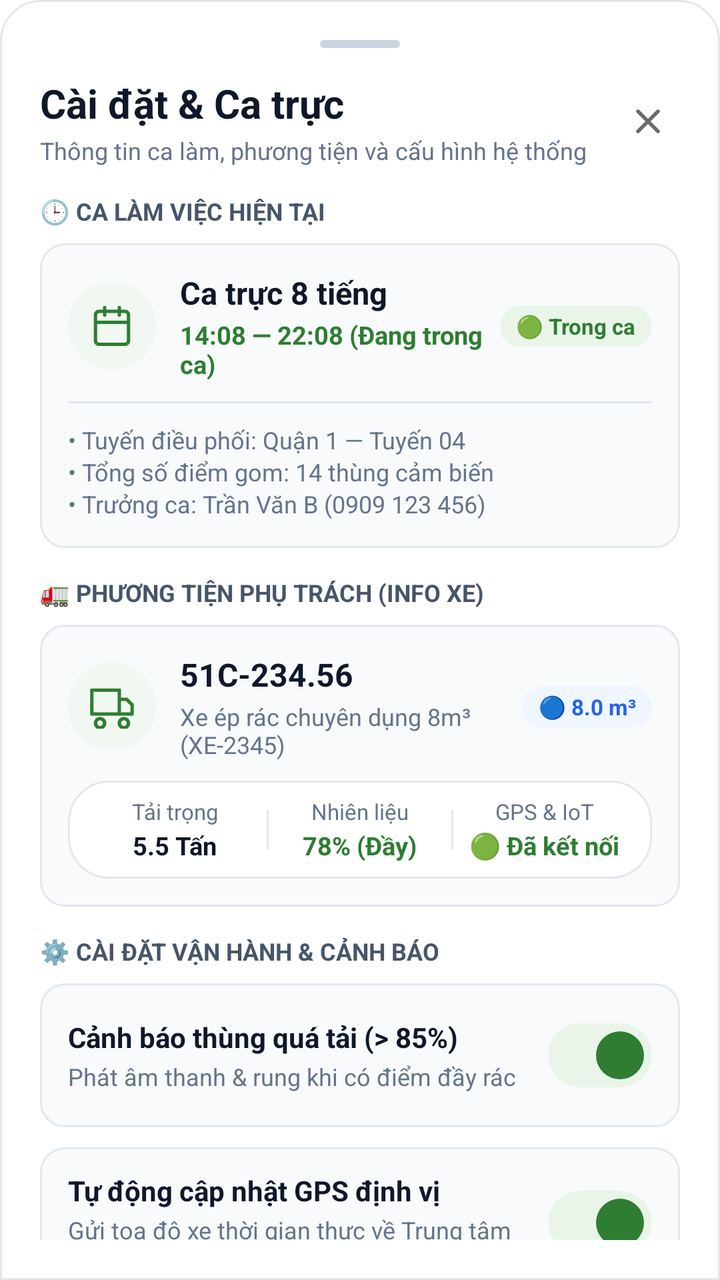
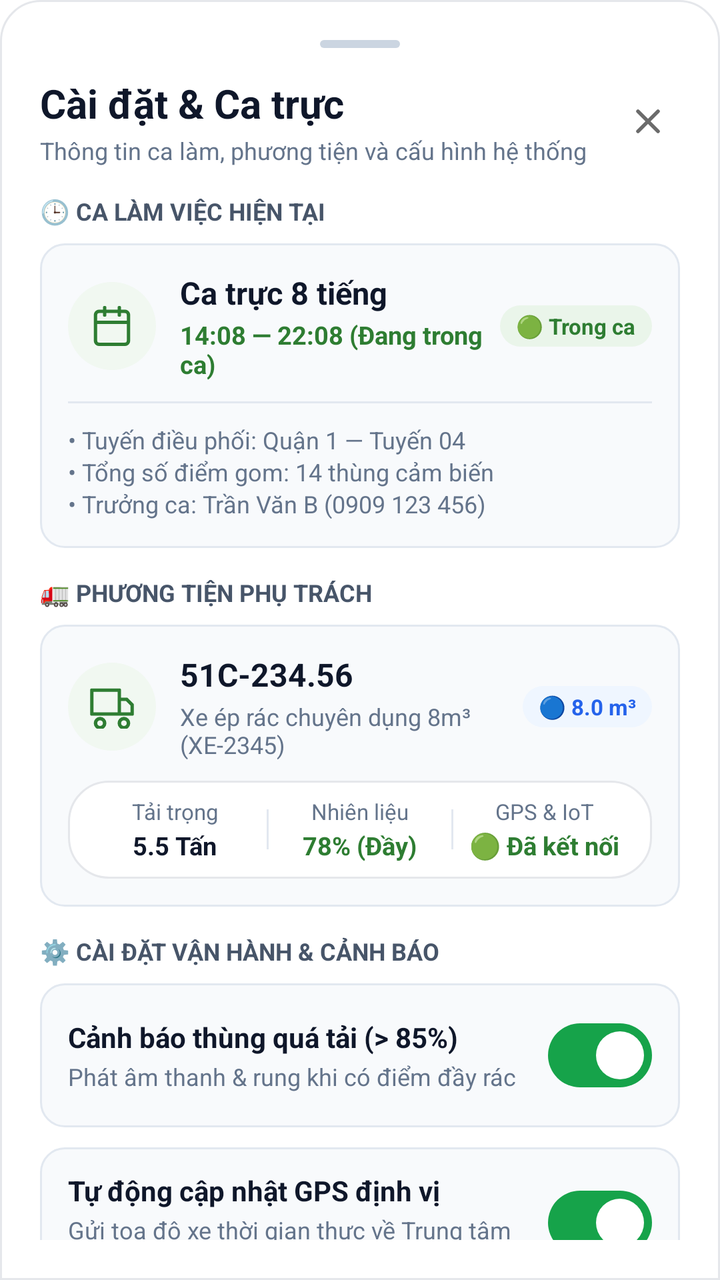

Screens rendered from an Android XML layout before and after an edit, with the pre-edit source and the edit as a unified diff.
<!-- AndroidManifest.xml: application theme Theme.App_Smart_Waste -->
<!-- res/layout/dialog_system_settings.xml -->
<?xml version="1.0" encoding="utf-8"?>
<LinearLayout xmlns:android="http://schemas.android.com/apk/res/android"
    xmlns:app="http://schemas.android.com/apk/res-auto"
    android:layout_width="match_parent"
    android:layout_height="wrap_content"
    android:background="@drawable/bg_bottom_sheet_rounded"
    android:orientation="vertical"
    android:padding="20dp">

    
    <View
        android:layout_width="40dp"
        android:layout_height="4dp"
        android:layout_gravity="center_horizontal"
        android:layout_marginBottom="14dp"
        android:background="@drawable/bg_role_badge_pill"
        android:backgroundTint="#CBD5E1" />

    
    <LinearLayout
        android:layout_width="match_parent"
        android:layout_height="wrap_content"
        android:gravity="center_vertical"
        android:orientation="horizontal">

        <LinearLayout
            android:layout_width="0dp"
            android:layout_height="wrap_content"
            android:layout_weight="1"
            android:orientation="vertical">

            <TextView
                android:layout_width="wrap_content"
                android:layout_height="wrap_content"
                android:text="Cài đặt &amp; Ca trực"
                android:textColor="@color/profile_text_primary"
                android:textSize="20sp"
                android:textStyle="bold" />

            <TextView
                android:layout_width="wrap_content"
                android:layout_height="wrap_content"
                android:layout_marginTop="2dp"
                android:text="Thông tin ca làm, phương tiện và cấu hình hệ thống"
                android:textColor="@color/profile_text_secondary"
                android:textSize="12sp" />
        </LinearLayout>

        <ImageView
            android:id="@+id/btnCloseSystemSettings"
            android:layout_width="32dp"
            android:layout_height="32dp"
            android:background="?attr/selectableItemBackgroundBorderless"
            android:clickable="true"
            android:contentDescription="Đóng"
            android:focusable="true"
            android:padding="6dp"
            android:src="@drawable/ic_close_gray" />
    </LinearLayout>

    <androidx.core.widget.NestedScrollView
        android:layout_width="match_parent"
        android:layout_height="wrap_content"
        android:layout_marginTop="14dp"
        android:maxHeight="520dp"
        android:overScrollMode="never">

        <LinearLayout
            android:layout_width="match_parent"
            android:layout_height="wrap_content"
            android:orientation="vertical">

            
            <TextView
                android:layout_width="wrap_content"
                android:layout_height="wrap_content"
                android:layout_marginBottom="8dp"
                android:text="🕒 CA LÀM VIỆC HIỆN TẠI"
                android:textColor="@color/navy_600"
                android:textSize="12sp"
                android:textStyle="bold" />

            <LinearLayout
                android:id="@+id/cardSettingShiftInfo"
                android:layout_width="match_parent"
                android:layout_height="wrap_content"
                android:layout_marginBottom="14dp"
                android:background="@drawable/bg_dialog_item_field"
                android:orientation="vertical"
                android:padding="14dp">

                <LinearLayout
                    android:layout_width="match_parent"
                    android:layout_height="wrap_content"
                    android:gravity="center_vertical"
                    android:orientation="horizontal">

                    <FrameLayout
                        android:layout_width="44dp"
                        android:layout_height="44dp"
                        android:background="@drawable/bg_circle_work_info">

                        <ImageView
                            android:layout_width="22dp"
                            android:layout_height="22dp"
                            android:layout_gravity="center"
                            android:contentDescription="Ca làm"
                            android:src="@drawable/ic_calendar_green" />
                    </FrameLayout>

                    <LinearLayout
                        android:layout_width="0dp"
                        android:layout_height="wrap_content"
                        android:layout_marginStart="12dp"
                        android:layout_weight="1"
                        android:orientation="vertical">

                        <TextView
                            android:id="@+id/tvSettingsShiftTitle"
                            android:layout_width="wrap_content"
                            android:layout_height="wrap_content"
                            android:text="Ca trực 8 tiếng"
                            android:textColor="@color/profile_text_primary"
                            android:textSize="15.5sp"
                            android:textStyle="bold" />

                        <TextView
                            android:id="@+id/tvSettingsShiftTime"
                            android:layout_width="wrap_content"
                            android:layout_height="wrap_content"
                            android:layout_marginTop="2dp"
                            android:text="14:08 — 22:08 (Đang trong ca)"
                            android:textColor="@color/profile_green_primary"
                            android:textSize="12.5sp"
                            android:textStyle="bold" />
                    </LinearLayout>

                    <TextView
                        android:id="@+id/badgeSettingsShiftStatus"
                        android:layout_width="wrap_content"
                        android:layout_height="wrap_content"
                        android:background="@drawable/bg_role_badge_pill"
                        android:paddingHorizontal="8dp"
                        android:paddingVertical="3dp"
                        android:text="🟢 Trong ca"
                        android:textColor="@color/profile_green_primary"
                        android:textSize="11sp"
                        android:textStyle="bold" />
                </LinearLayout>

                <View
                    android:layout_width="match_parent"
                    android:layout_height="1dp"
                    android:layout_marginVertical="10dp"
                    android:background="@color/profile_divider" />

                <TextView
                    android:id="@+id/tvSettingsShiftDetail"
                    android:layout_width="match_parent"
                    android:layout_height="wrap_content"
                    android:lineSpacingExtra="2dp"
                    android:text="• Tuyến điều phối: Quận 1 — Tuyến 04\n• Tổng số điểm gom: 14 thùng cảm biến\n• Trưởng ca: Trần Văn B (0909 123 456)"
                    android:textColor="@color/profile_text_secondary"
                    android:textSize="12sp" />
            </LinearLayout>

            
            <TextView
                android:layout_width="wrap_content"
                android:layout_height="wrap_content"
                android:layout_marginBottom="8dp"
                android:text="🚛 PHƯƠNG TIỆN PHỤ TRÁCH (INFO XE)"
                android:textColor="@color/navy_600"
                android:textSize="12sp"
                android:textStyle="bold" />

            <LinearLayout
                android:id="@+id/cardSettingVehicleInfo"
                android:layout_width="match_parent"
                android:layout_height="wrap_content"
                android:layout_marginBottom="14dp"
                android:background="@drawable/bg_dialog_item_field"
                android:orientation="vertical"
                android:padding="14dp">

                <LinearLayout
                    android:layout_width="match_parent"
                    android:layout_height="wrap_content"
                    android:gravity="center_vertical"
                    android:orientation="horizontal">

                    <FrameLayout
                        android:layout_width="44dp"
                        android:layout_height="44dp"
                        android:background="@drawable/bg_circle_work_info">

                        <ImageView
                            android:layout_width="22dp"
                            android:layout_height="22dp"
                            android:layout_gravity="center"
                            android:contentDescription="Xe"
                            android:src="@drawable/ic_truck_green" />
                    </FrameLayout>

                    <LinearLayout
                        android:layout_width="0dp"
                        android:layout_height="wrap_content"
                        android:layout_marginStart="12dp"
                        android:layout_weight="1"
                        android:orientation="vertical">

                        <TextView
                            android:id="@+id/tvSettingsVehiclePlate"
                            android:layout_width="wrap_content"
                            android:layout_height="wrap_content"
                            android:text="51C-234.56"
                            android:textColor="@color/profile_text_primary"
                            android:textSize="16sp"
                            android:textStyle="bold" />

                        <TextView
                            android:id="@+id/tvSettingsVehicleType"
                            android:layout_width="wrap_content"
                            android:layout_height="wrap_content"
                            android:layout_marginTop="2dp"
                            android:text="Xe ép rác chuyên dụng 8m³ (XE-2345)"
                            android:textColor="@color/profile_text_secondary"
                            android:textSize="12sp" />
                    </LinearLayout>

                    <TextView
                        android:layout_width="wrap_content"
                        android:layout_height="wrap_content"
                        android:background="@drawable/bg_role_badge_pill"
                        android:backgroundTint="#EFF6FF"
                        android:paddingHorizontal="8dp"
                        android:paddingVertical="3dp"
                        android:text="🔵 8.0 m³"
                        android:textColor="#2563EB"
                        android:textSize="11sp"
                        android:textStyle="bold" />
                </LinearLayout>

                
                <LinearLayout
                    android:layout_width="match_parent"
                    android:layout_height="wrap_content"
                    android:layout_marginTop="10dp"
                    android:background="@drawable/bg_dialog_card"
                    android:orientation="horizontal"
                    android:padding="8dp">

                    <LinearLayout
                        android:layout_width="0dp"
                        android:layout_height="wrap_content"
                        android:layout_weight="1"
                        android:gravity="center"
                        android:orientation="vertical">

                        <TextView
                            android:layout_width="wrap_content"
                            android:layout_height="wrap_content"
                            android:text="Tải trọng"
                            android:textColor="@color/profile_text_secondary"
                            android:textSize="11sp" />

                        <TextView
                            android:layout_width="wrap_content"
                            android:layout_height="wrap_content"
                            android:layout_marginTop="1dp"
                            android:text="5.5 Tấn"
                            android:textColor="@color/profile_text_primary"
                            android:textSize="12.5sp"
                            android:textStyle="bold" />
                    </LinearLayout>

                    <View
                        android:layout_width="1dp"
                        android:layout_height="20dp"
                        android:layout_gravity="center_vertical"
                        android:background="@color/profile_divider" />

                    <LinearLayout
                        android:layout_width="0dp"
                        android:layout_height="wrap_content"
                        android:layout_weight="1"
                        android:gravity="center"
                        android:orientation="vertical">

                        <TextView
                            android:layout_width="wrap_content"
                            android:layout_height="wrap_content"
                            android:text="Nhiên liệu"
                            android:textColor="@color/profile_text_secondary"
                            android:textSize="11sp" />

                        <TextView
                            android:layout_width="wrap_content"
                            android:layout_height="wrap_content"
                            android:layout_marginTop="1dp"
                            android:text="78% (Đầy)"
                            android:textColor="@color/profile_green_primary"
                            android:textSize="12.5sp"
                            android:textStyle="bold" />
                    </LinearLayout>

                    <View
                        android:layout_width="1dp"
                        android:layout_height="20dp"
                        android:layout_gravity="center_vertical"
                        android:background="@color/profile_divider" />

                    <LinearLayout
                        android:layout_width="0dp"
                        android:layout_height="wrap_content"
                        android:layout_weight="1"
                        android:gravity="center"
                        android:orientation="vertical">

                        <TextView
                            android:layout_width="wrap_content"
                            android:layout_height="wrap_content"
                            android:text="GPS &amp; IoT"
                            android:textColor="@color/profile_text_secondary"
                            android:textSize="11sp" />

                        <TextView
                            android:layout_width="wrap_content"
                            android:layout_height="wrap_content"
                            android:layout_marginTop="1dp"
                            android:text="🟢 Đã kết nối"
                            android:textColor="@color/profile_green_primary"
                            android:textSize="12.5sp"
                            android:textStyle="bold" />
                    </LinearLayout>
                </LinearLayout>
            </LinearLayout>

            
            <TextView
                android:layout_width="wrap_content"
                android:layout_height="wrap_content"
                android:layout_marginBottom="8dp"
                android:text="⚙️ CÀI ĐẶT VẬN HÀNH &amp; CẢNH BÁO"
                android:textColor="@color/navy_600"
                android:textSize="12sp"
                android:textStyle="bold" />

            
            <LinearLayout
                android:layout_width="match_parent"
                android:layout_height="wrap_content"
                android:layout_marginBottom="10dp"
                android:background="@drawable/bg_dialog_item_field"
                android:gravity="center_vertical"
                android:orientation="horizontal"
                android:paddingHorizontal="14dp"
                android:paddingVertical="12dp">

                <LinearLayout
                    android:layout_width="0dp"
                    android:layout_height="wrap_content"
                    android:layout_weight="1"
                    android:orientation="vertical">

                    <TextView
                        android:layout_width="wrap_content"
                        android:layout_height="wrap_content"
                        android:text="Cảnh báo thùng quá tải (> 85%)"
                        android:textColor="@color/profile_text_primary"
                        android:textSize="14sp"
                        android:textStyle="bold" />

                    <TextView
                        android:layout_width="wrap_content"
                        android:layout_height="wrap_content"
                        android:layout_marginTop="2dp"
                        android:text="Phát âm thanh &amp; rung khi có điểm đầy rác"
                        android:textColor="@color/profile_text_secondary"
                        android:textSize="12sp" />
                </LinearLayout>

                <com.google.android.material.materialswitch.MaterialSwitch
                    android:id="@+id/switchOverloadAlert"
                    android:layout_width="wrap_content"
                    android:layout_height="wrap_content"
                    android:checked="true"
                    app:thumbTint="@color/profile_green_primary"
                    app:trackTint="@color/profile_green_light" />
            </LinearLayout>

            
            <LinearLayout
                android:layout_width="match_parent"
                android:layout_height="wrap_content"
                android:layout_marginBottom="10dp"
                android:background="@drawable/bg_dialog_item_field"
                android:gravity="center_vertical"
                android:orientation="horizontal"
                android:paddingHorizontal="14dp"
                android:paddingVertical="12dp">

                <LinearLayout
                    android:layout_width="0dp"
                    android:layout_height="wrap_content"
                    android:layout_weight="1"
                    android:orientation="vertical">

                    <TextView
                        android:layout_width="wrap_content"
                        android:layout_height="wrap_content"
                        android:text="Tự động cập nhật GPS định vị"
                        android:textColor="@color/profile_text_primary"
                        android:textSize="14sp"
                        android:textStyle="bold" />

                    <TextView
                        android:layout_width="wrap_content"
                        android:layout_height="wrap_content"
                        android:layout_marginTop="2dp"
                        android:text="Gửi tọa độ xe thời gian thực về Trung tâm điều phối"
                        android:textColor="@color/profile_text_secondary"
                        android:textSize="12sp" />
                </LinearLayout>

                <com.google.android.material.materialswitch.MaterialSwitch
                    android:id="@+id/switchGpsAuto"
                    android:layout_width="wrap_content"
                    android:layout_height="wrap_content"
                    android:checked="true"
                    app:thumbTint="@color/profile_green_primary"
                    app:trackTint="@color/profile_green_light" />
            </LinearLayout>

            
            <LinearLayout
                android:layout_width="match_parent"
                android:layout_height="wrap_content"
                android:layout_marginBottom="10dp"
                android:background="@drawable/bg_dialog_item_field"
                android:orientation="vertical"
                android:padding="14dp">

                <TextView
                    android:layout_width="wrap_content"
                    android:layout_height="wrap_content"
                    android:text="🌐 Địa chỉ IP / Máy chủ Backend"
                    android:textColor="@color/profile_text_primary"
                    android:textSize="14sp"
                    android:textStyle="bold" />

                <TextView
                    android:layout_width="wrap_content"
                    android:layout_height="wrap_content"
                    android:layout_marginTop="2dp"
                    android:text="Máy ảo: http://10.0.2.2:3000/ • Máy thật: http://192.168.x.x:3000/"
                    android:textColor="@color/profile_text_secondary"
                    android:textSize="11.5sp" />

                <com.google.android.material.textfield.TextInputLayout
                    style="@style/Widget.MaterialComponents.TextInputLayout.OutlinedBox"
                    android:layout_width="match_parent"
                    android:layout_height="wrap_content"
                    android:layout_marginTop="8dp">

                    <com.google.android.material.textfield.TextInputEditText
                        android:id="@+id/etServerBaseUrl"
                        android:layout_width="match_parent"
                        android:layout_height="wrap_content"
                        android:hint="http://10.0.2.2:3000/"
                        android:singleLine="true"
                        android:textColor="@color/profile_text_primary"
                        android:textSize="13.5sp" />
                </com.google.android.material.textfield.TextInputLayout>
            </LinearLayout>

            
            <LinearLayout
                android:layout_width="match_parent"
                android:layout_height="wrap_content"
                android:background="@drawable/bg_dialog_item_field"
                android:gravity="center_vertical"
                android:orientation="horizontal"
                android:paddingHorizontal="14dp"
                android:paddingVertical="12dp">

                <LinearLayout
                    android:layout_width="0dp"
                    android:layout_height="wrap_content"
                    android:layout_weight="1"
                    android:orientation="vertical">

                    <TextView
                        android:layout_width="wrap_content"
                        android:layout_height="wrap_content"
                        android:text="Bộ nhớ đệm bản đồ offline"
                        android:textColor="@color/profile_text_primary"
                        android:textSize="14sp"
                        android:textStyle="bold" />

                    <TextView
                        android:id="@+id/tvCacheSize"
                        android:layout_width="wrap_content"
                        android:layout_height="wrap_content"
                        android:layout_marginTop="2dp"
                        android:text="Đang sử dụng 24.8 MB"
                        android:textColor="@color/profile_text_secondary"
                        android:textSize="12sp" />
                </LinearLayout>

                <Button
                    android:id="@+id/btnClearCache"
                    android:layout_width="wrap_content"
                    android:layout_height="38dp"
                    android:background="@drawable/bg_btn_secondary_gray"
                    android:paddingHorizontal="12dp"
                    android:text="Xóa cache"
                    android:textAllCaps="false"
                    android:textColor="@color/profile_text_primary"
                    android:textSize="12.5sp"
                    app:backgroundTint="@null" />
            </LinearLayout>

        </LinearLayout>
    </androidx.core.widget.NestedScrollView>

    <Button
        android:id="@+id/btnSaveSystemSettings"
        android:layout_width="match_parent"
        android:layout_height="52dp"
        android:layout_marginTop="16dp"
        android:background="@drawable/bg_btn_primary_green"
        android:text="Lưu cấu hình &amp; Đóng"
        android:textAllCaps="false"
        android:textColor="@color/white"
        android:textSize="15.5sp"
        android:textStyle="bold"
        app:backgroundTint="@null" />

</LinearLayout>
<!-- resources referenced by this layout -->
<resources>
  <color name="navy_600">#475569</color>
  <color name="profile_divider">#E2E8F0</color>
  <color name="profile_green_light">#EAF5EA</color>
  <color name="profile_green_primary">#2E7D32</color>
  <color name="profile_text_primary">#0F172A</color>
  <color name="profile_text_secondary">#64748B</color>
  <color name="white">#FFFFFF</color>
  <!-- drawable bg_bottom_sheet_rounded (drawable) -->
  <?xml version="1.0" encoding="utf-8"?>
  <shape xmlns:android="http://schemas.android.com/apk/res/android"
      android:shape="rectangle">
      <solid android:color="#FFFFFF" />
      <corners
          android:topLeftRadius="20dp"
          android:topRightRadius="20dp" />
      <stroke
          android:width="1dp"
          android:color="#E5E7EB" />
  </shape>
  <!-- drawable bg_btn_primary_green (drawable) -->
  <?xml version="1.0" encoding="utf-8"?>
  <ripple xmlns:android="http://schemas.android.com/apk/res/android"
      android:color="#26FFFFFF">
      <item>
          <shape android:shape="rectangle">
              <solid android:color="@color/profile_green_primary" />
              <corners android:radius="14dp" />
          </shape>
      </item>
  </ripple>
  <!-- drawable bg_btn_secondary_gray (drawable) -->
  <?xml version="1.0" encoding="utf-8"?>
  <ripple xmlns:android="http://schemas.android.com/apk/res/android"
      android:color="#1A000000">
      <item>
          <shape android:shape="rectangle">
              <solid android:color="#F1F5F9" />
              <corners android:radius="14dp" />
              <stroke
                  android:width="1dp"
                  android:color="#CBD5E1" />
          </shape>
      </item>
  </ripple>
  <!-- drawable bg_circle_work_info (drawable) -->
  <?xml version="1.0" encoding="utf-8"?>
  <shape xmlns:android="http://schemas.android.com/apk/res/android"
      android:shape="oval">
      <solid android:color="@color/profile_green_soft" />
  </shape>
  <!-- drawable bg_dialog_card (drawable) -->
  <?xml version="1.0" encoding="utf-8"?>
  <shape xmlns:android="http://schemas.android.com/apk/res/android"
      android:shape="rectangle">
      <solid android:color="@color/profile_surface" />
      <corners android:radius="20dp" />
      <stroke
          android:width="1dp"
          android:color="@color/profile_border_card" />
  </shape>
  <!-- drawable bg_dialog_item_field (drawable) -->
  <?xml version="1.0" encoding="utf-8"?>
  <shape xmlns:android="http://schemas.android.com/apk/res/android"
      android:shape="rectangle">
      <solid android:color="#F8FAFC" />
      <corners android:radius="12dp" />
      <stroke
          android:width="1dp"
          android:color="#E2E8F0" />
  </shape>
  <!-- drawable bg_role_badge_pill (drawable) -->
  <?xml version="1.0" encoding="utf-8"?>
  <shape xmlns:android="http://schemas.android.com/apk/res/android"
      android:shape="rectangle">
      <solid android:color="@color/profile_green_light" />
      <corners android:radius="20dp" />
  </shape>
  <!-- drawable ic_close_gray (drawable) -->
  <vector xmlns:android="http://schemas.android.com/apk/res/android"
      android:width="20dp"
      android:height="20dp"
      android:viewportWidth="24"
      android:viewportHeight="24">
      <path
          android:strokeColor="#6B6B6B"
          android:strokeWidth="2.2"
          android:strokeLineCap="round"
          android:strokeLineJoin="round"
          android:fillColor="#00000000"
          android:pathData="M18,6L6,18M6,6l12,12"/>
  </vector>
  <color name="profile_green_soft">#F1F8F1</color>
  <color name="profile_surface">#FFFFFF</color>
  <color name="profile_border_card">#E5E7EB</color>
  <color name="primary_500">#10B981</color>
  <color name="primary_600">#16A34A</color>
  <color name="status_info_main">#3B82F6</color>
  <color name="surface_bg">#FFFFFF</color>
  <color name="surface_card">#FFFFFF</color>
  <!-- unchanged entries left out for length: 3 -->
</resources>

<!-- the commit's change to res/layout/dialog_system_settings.xml (unified diff, before → after) -->
@@ -169,7 +169,7 @@
                 android:layout_width="wrap_content"
                 android:layout_height="wrap_content"
                 android:layout_marginBottom="8dp"
-                android:text="🚛 PHƯƠNG TIỆN PHỤ TRÁCH (INFO XE)"
+                android:text="🚛 PHƯƠNG TIỆN PHỤ TRÁCH"
                 android:textColor="@color/navy_600"
                 android:textSize="12sp"
                 android:textStyle="bold" />
@@ -385,8 +385,8 @@
                     android:layout_width="wrap_content"
                     android:layout_height="wrap_content"
                     android:checked="true"
-                    app:thumbTint="@color/profile_green_primary"
-                    app:trackTint="@color/profile_green_light" />
+                    app:thumbTint="@color/switch_thumb_selector"
+                    app:trackTint="@color/switch_track_selector" />
             </LinearLayout>
 
             
@@ -428,50 +428,8 @@
                     android:layout_width="wrap_content"
                     android:layout_height="wrap_content"
                     android:checked="true"
-                    app:thumbTint="@color/profile_green_primary"
-                    app:trackTint="@color/profile_green_light" />
-            </LinearLayout>
-
-            
-            <LinearLayout
-                android:layout_width="match_parent"
-                android:layout_height="wrap_content"
-                android:layout_marginBottom="10dp"
-                android:background="@drawable/bg_dialog_item_field"
-                android:orientation="vertical"
-                android:padding="14dp">
-
-                <TextView
-                    android:layout_width="wrap_content"
-                    android:layout_height="wrap_content"
-                    android:text="🌐 Địa chỉ IP / Máy chủ Backend"
-                    android:textColor="@color/profile_text_primary"
-                    android:textSize="14sp"
-                    android:textStyle="bold" />
-
-                <TextView
-                    android:layout_width="wrap_content"
-                    android:layout_height="wrap_content"
-                    android:layout_marginTop="2dp"
-                    android:text="Máy ảo: http://10.0.2.2:3000/ • Máy thật: http://192.168.x.x:3000/"
-                    android:textColor="@color/profile_text_secondary"
-                    android:textSize="11.5sp" />
-
-                <com.google.android.material.textfield.TextInputLayout
-                    style="@style/Widget.MaterialComponents.TextInputLayout.OutlinedBox"
-                    android:layout_width="match_parent"
-                    android:layout_height="wrap_content"
-                    android:layout_marginTop="8dp">
-
-                    <com.google.android.material.textfield.TextInputEditText
-                        android:id="@+id/etServerBaseUrl"
-                        android:layout_width="match_parent"
-                        android:layout_height="wrap_content"
-                        android:hint="http://10.0.2.2:3000/"
-                        android:singleLine="true"
-                        android:textColor="@color/profile_text_primary"
-                        android:textSize="13.5sp" />
-                </com.google.android.material.textfield.TextInputLayout>
+                    app:thumbTint="@color/switch_thumb_selector"
+                    app:trackTint="@color/switch_track_selector" />
             </LinearLayout>
 
             
